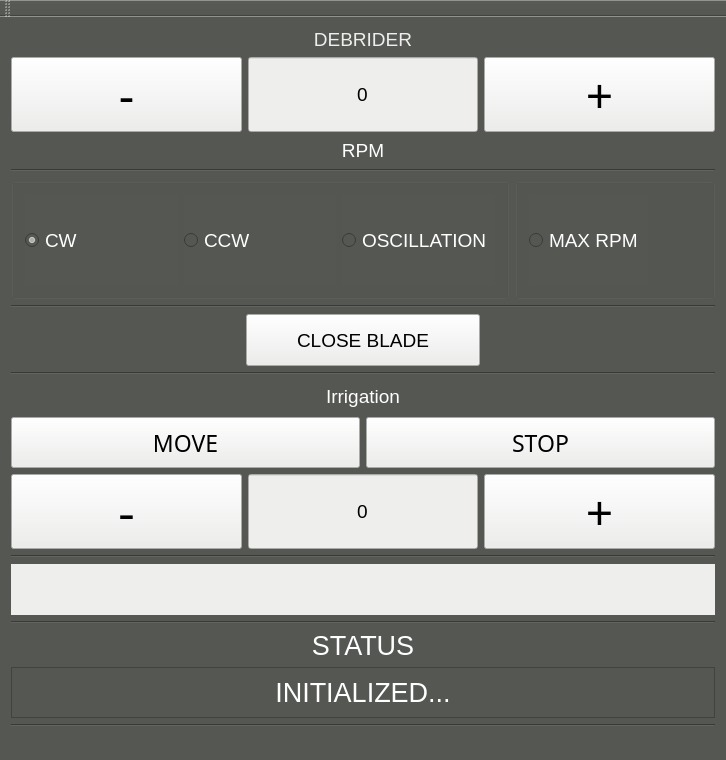
This is mainwindow.ui in veysiadn/DebriderController as Qt 5 draws it before an edit. The edited form follows.
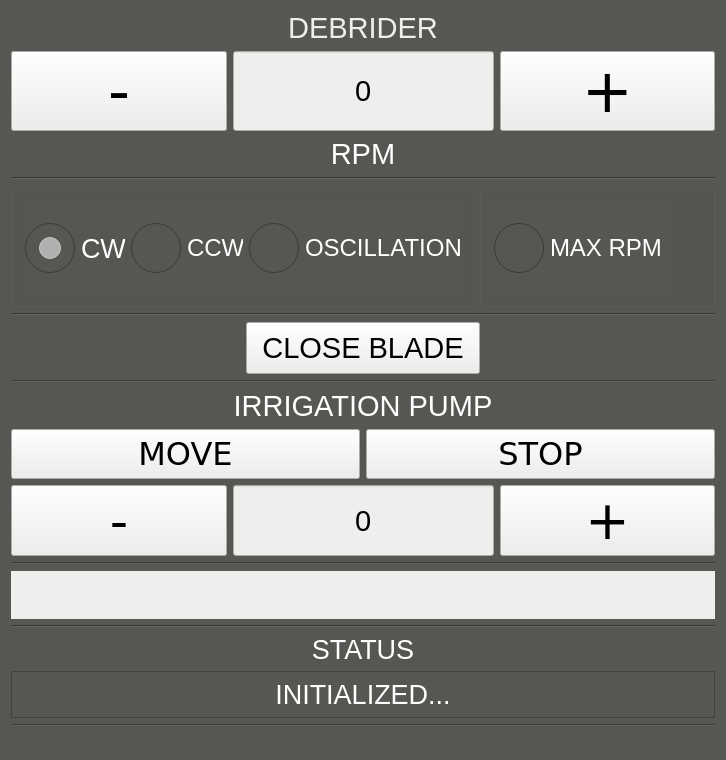
This is the edited form. Icons and pictures are not drawn.

Commit message: Fixed default state VeysiADN28Oct2020

The edit to the form file:
```diff
--- a/mainwindow.ui
+++ b/mainwindow.ui
@@ -28,13 +28,13 @@
       </property>
       <property name="minimumSize">
        <size>
-        <width>40</width>
-        <height>18</height>
+        <width>60</width>
+        <height>30</height>
        </size>
       </property>
       <property name="font">
        <font>
-        <pointsize>14</pointsize>
+        <pointsize>22</pointsize>
        </font>
       </property>
       <property name="styleSheet">
@@ -60,8 +60,8 @@
         </property>
         <property name="font">
          <font>
-          <family>Piboto</family>
-          <pointsize>36</pointsize>
+          <family>DejaVu Sans</family>
+          <pointsize>46</pointsize>
           <weight>50</weight>
           <italic>false</italic>
           <bold>false</bold>
@@ -91,7 +91,7 @@
         </property>
         <property name="font">
          <font>
-          <pointsize>14</pointsize>
+          <pointsize>22</pointsize>
          </font>
         </property>
         <property name="styleSheet">
@@ -121,8 +121,8 @@
         </property>
         <property name="font">
          <font>
-          <family>Piboto</family>
-          <pointsize>36</pointsize>
+          <family>DejaVu Sans</family>
+          <pointsize>46</pointsize>
           <weight>50</weight>
           <italic>false</italic>
           <bold>false</bold>
@@ -169,7 +169,7 @@
         </property>
         <property name="font">
          <font>
-          <pointsize>14</pointsize>
+          <pointsize>22</pointsize>
          </font>
         </property>
         <property name="styleSheet">
@@ -207,17 +207,40 @@
     </item>
     <item>
      <layout class="QHBoxLayout" name="lytWorkingModes">
+      <property name="spacing">
+       <number>6</number>
+      </property>
+      <property name="sizeConstraint">
+       <enum>QLayout::SetDefaultConstraint</enum>
+      </property>
+      <property name="topMargin">
+       <number>0</number>
+      </property>
+      <property name="bottomMargin">
+       <number>0</number>
+      </property>
       <item>
        <widget class="QGroupBox" name="BoxModes">
         <property name="enabled">
          <bool>true</bool>
         </property>
         <property name="sizePolicy">
-         <sizepolicy hsizetype="Expanding" vsizetype="Expanding">
+         <sizepolicy hsizetype="Minimum" vsizetype="Minimum">
           <horstretch>0</horstretch>
           <verstretch>0</verstretch>
          </sizepolicy>
         </property>
+        <property name="minimumSize">
+         <size>
+          <width>150</width>
+          <height>100</height>
+         </size>
+        </property>
+        <property name="font">
+         <font>
+          <pointsize>1</pointsize>
+         </font>
+        </property>
         <property name="styleSheet">
          <string notr="true">background-color: rgb(85, 87, 83);
 </string>
@@ -245,13 +268,23 @@
            </property>
            <property name="font">
             <font>
-             <pointsize>14</pointsize>
+             <pointsize>20</pointsize>
             </font>
            </property>
            <property name="styleSheet">
-            <string notr="true">color: rgb(255, 255, 255);
+            <string notr="true">
+
+QRadioButton {
+color: rgb(255, 255, 255);
 selection-color: rgb(255, 255, 255);
-selection-background-color: rgb(255, 255, 255);</string>
+selection-background-color: rgb(255, 255, 255);
+}
+
+QRadioButton::indicator {
+    width: 50px;
+    height: 50px;
+}
+</string>
            </property>
            <property name="text">
             <string>CW</string>
@@ -277,11 +310,23 @@
            </property>
            <property name="font">
             <font>
-             <pointsize>14</pointsize>
+             <pointsize>18</pointsize>
             </font>
            </property>
            <property name="styleSheet">
-            <string notr="true">color: rgb(255, 255, 255);</string>
+            <string notr="true">
+
+QRadioButton {
+color: rgb(255, 255, 255);
+selection-color: rgb(255, 255, 255);
+selection-background-color: rgb(255, 255, 255);
+}
+
+QRadioButton::indicator {
+    width: 50px;
+    height: 50px;
+}
+</string>
            </property>
            <property name="text">
             <string>CCW</string>
@@ -290,8 +335,11 @@
          </item>
          <item>
           <widget class="QRadioButton" name="radioOSC">
+           <property name="enabled">
+            <bool>true</bool>
+           </property>
            <property name="sizePolicy">
-            <sizepolicy hsizetype="Preferred" vsizetype="Minimum">
+            <sizepolicy hsizetype="Minimum" vsizetype="Minimum">
              <horstretch>0</horstretch>
              <verstretch>0</verstretch>
             </sizepolicy>
@@ -304,11 +352,22 @@
            </property>
            <property name="font">
             <font>
-             <pointsize>14</pointsize>
+             <pointsize>18</pointsize>
             </font>
            </property>
            <property name="styleSheet">
-            <string notr="true">color: rgb(255, 255, 255);
+            <string notr="true">
+
+QRadioButton {
+color: rgb(255, 255, 255);
+selection-color: rgb(255, 255, 255);
+selection-background-color: rgb(255, 255, 255);
+}
+
+QRadioButton::indicator {
+    width: 50px;
+    height: 50px;
+}
 </string>
            </property>
            <property name="text">
@@ -333,6 +392,11 @@
           <height>0</height>
          </size>
         </property>
+        <property name="font">
+         <font>
+          <pointsize>1</pointsize>
+         </font>
+        </property>
         <property name="styleSheet">
          <string notr="true">background-color: rgb(85, 87, 83);</string>
         </property>
@@ -343,7 +407,7 @@
          <item>
           <widget class="QRadioButton" name="radioMAXRPM">
            <property name="sizePolicy">
-            <sizepolicy hsizetype="Expanding" vsizetype="Expanding">
+            <sizepolicy hsizetype="Minimum" vsizetype="Minimum">
              <horstretch>0</horstretch>
              <verstretch>0</verstretch>
             </sizepolicy>
@@ -356,12 +420,23 @@
            </property>
            <property name="font">
             <font>
-             <pointsize>14</pointsize>
+             <pointsize>18</pointsize>
             </font>
            </property>
            <property name="styleSheet">
-            <string notr="true">color: rgb(255, 255, 255);
-alternate-background-color: rgb(255, 255, 255);</string>
+            <string notr="true">
+
+QRadioButton {
+color: rgb(255, 255, 255);
+selection-color: rgb(255, 255, 255);
+selection-background-color: rgb(255, 255, 255);
+}
+
+QRadioButton::indicator {
+    width: 50px;
+    height: 50px;
+}
+</string>
            </property>
            <property name="text">
             <string>MAX RPM </string>
@@ -424,7 +499,7 @@
         </property>
         <property name="font">
          <font>
-          <pointsize>14</pointsize>
+          <pointsize>22</pointsize>
          </font>
         </property>
         <property name="styleSheet">
@@ -473,14 +548,14 @@
       </property>
       <property name="font">
        <font>
-        <pointsize>14</pointsize>
+        <pointsize>22</pointsize>
        </font>
       </property>
       <property name="styleSheet">
        <string notr="true">color: rgb(255, 255, 255);</string>
       </property>
       <property name="text">
-       <string>Irrigation</string>
+       <string>IRRIGATION PUMP</string>
       </property>
       <property name="alignment">
        <set>Qt::AlignCenter</set>
@@ -505,8 +580,8 @@
         </property>
         <property name="font">
          <font>
-          <family>Piboto</family>
-          <pointsize>17</pointsize>
+          <family>DejaVu Sans</family>
+          <pointsize>24</pointsize>
           <weight>50</weight>
           <italic>false</italic>
           <bold>false</bold>
@@ -542,8 +617,8 @@
         </property>
         <property name="font">
          <font>
-          <family>Piboto</family>
-          <pointsize>17</pointsize>
+          <family>DejaVu Sans</family>
+          <pointsize>24</pointsize>
           <weight>50</weight>
           <italic>false</italic>
           <bold>false</bold>
@@ -572,8 +647,8 @@
         </property>
         <property name="font">
          <font>
-          <family>Serif</family>
-          <pointsize>36</pointsize>
+          <family>DejaVu Serif</family>
+          <pointsize>40</pointsize>
          </font>
         </property>
         <property name="styleSheet">
@@ -594,7 +669,7 @@
         </property>
         <property name="font">
          <font>
-          <pointsize>14</pointsize>
+          <pointsize>22</pointsize>
          </font>
         </property>
         <property name="styleSheet">
@@ -618,8 +693,8 @@
         </property>
         <property name="font">
          <font>
-          <family>Piboto</family>
-          <pointsize>36</pointsize>
+          <family>DejaVu Sans</family>
+          <pointsize>40</pointsize>
           <weight>50</weight>
           <italic>false</italic>
           <bold>false</bold>
@@ -716,8 +791,6 @@
       <property name="font">
        <font>
         <pointsize>20</pointsize>
-        <weight>50</weight>
-        <bold>false</bold>
        </font>
       </property>
       <property name="styleSheet">
@@ -743,24 +816,6 @@
     </item>
    </layout>
   </widget>
-  <widget class="QMenuBar" name="menuBar">
-   <property name="geometry">
-    <rect>
-     <x>0</x>
-     <y>0</y>
-     <width>726</width>
-     <height>22</height>
-    </rect>
-   </property>
-  </widget>
-  <widget class="QToolBar" name="mainToolBar">
-   <attribute name="toolBarArea">
-    <enum>TopToolBarArea</enum>
-   </attribute>
-   <attribute name="toolBarBreak">
-    <bool>false</bool>
-   </attribute>
-  </widget>
   <widget class="QStatusBar" name="statusBar"/>
  </widget>
  <layoutdefault spacing="6" margin="11"/>
```
Left out of the diff: 6 changed lines with no effect on the pictures. The commit also changes 2 other files.
